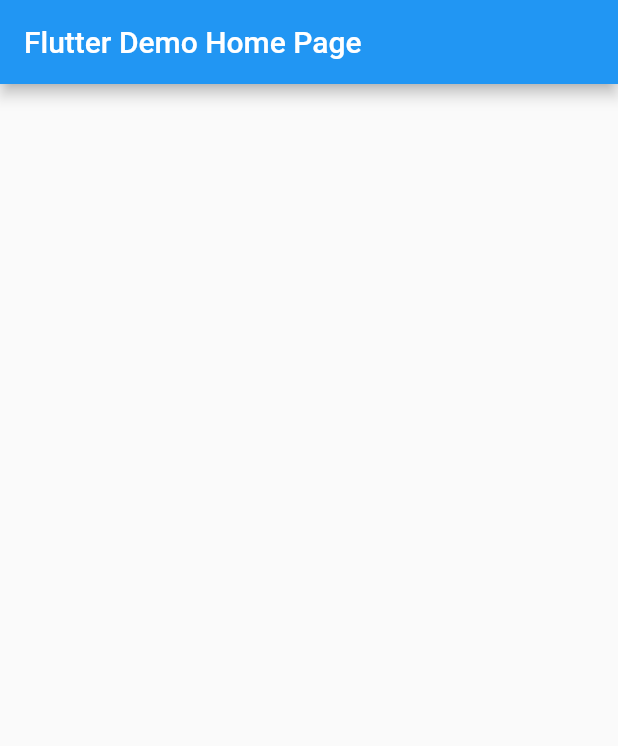
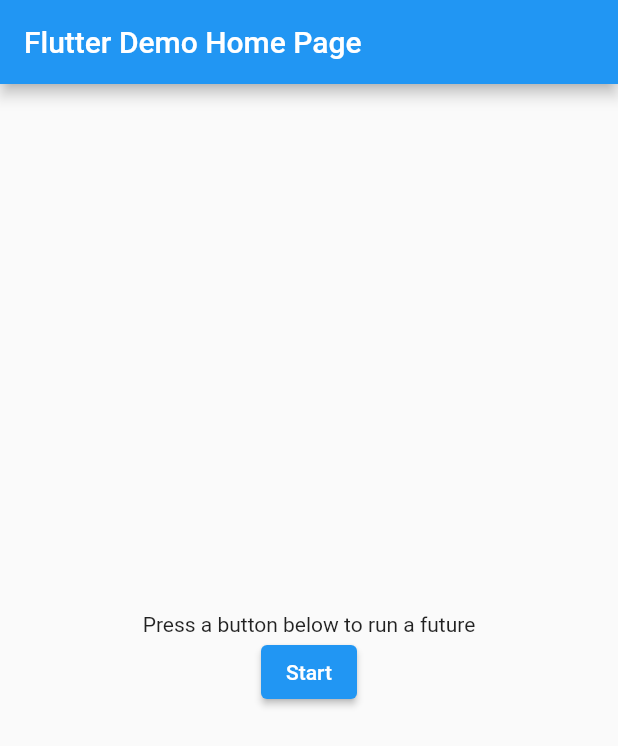
Before and after one commit to kornperkus/future_loading_overlay, a Flutter app: the screen it shows after launch, on a phone screen of 412 x 824 dp. Shown: the top 746 px of the screen. Run offline on Flutter 3.47's test engine with Material 2 defaults, Android fonts, the phone set to English and light mode, and no system bars.

Commit message:
add example usage of future_loading_overlay

```diff
--- a/example/lib/home_page.dart
+++ b/example/lib/home_page.dart
@@ -1,4 +1,7 @@
+import 'dart:math';
+
 import 'package:flutter/material.dart';
+import 'package:future_loading_overlay/future_loading_overlay.dart';
 
 class HomePage extends StatefulWidget {
   const HomePage({super.key});
@@ -8,6 +11,15 @@ class HomePage extends StatefulWidget {
 }
 
 class _HomePageState extends State<HomePage> {
+  int? _number;
+
+  Future<int> _getNumberFuture() async {
+    // Deley the future by 3 seconds
+    await Future.delayed(const Duration(seconds: 3));
+
+    return Future.value(Random().nextInt(10));
+  }
+
   @override
   Widget build(BuildContext context) {
     return Scaffold(
@@ -17,7 +29,26 @@ class _HomePageState extends State<HomePage> {
       body: Center(
         child: Column(
           mainAxisAlignment: MainAxisAlignment.center,
-          children: const [],
+          children: [
+            const Text('Press a button below to run a future'),
+            if (_number != null) Text('Future completed with number $_number'),
+            ElevatedButton(
+              onPressed: () async {
+                final result = await showFutureLoadingOverlay<int>(
+                  context: context,
+                  future: _getNumberFuture(),
+                  expanded: false,
+                );
+
+                if (mounted) {
+                  setState(() {
+                    _number = result;
+                  });
+                }
+              },
+              child: const Text('Start'),
+            ),
+          ],
         ),
       ),
     );
```
